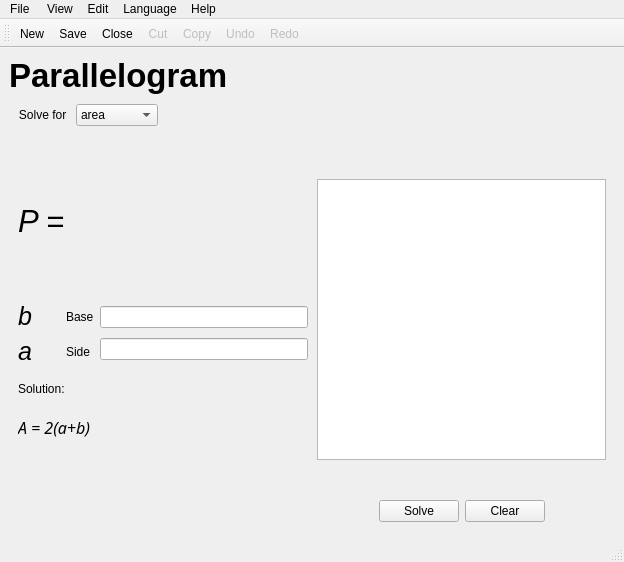
Before: the Qt Designer form parallelogram_calculator.ui in georgie5/Alex-me, drawn with Qt 5.
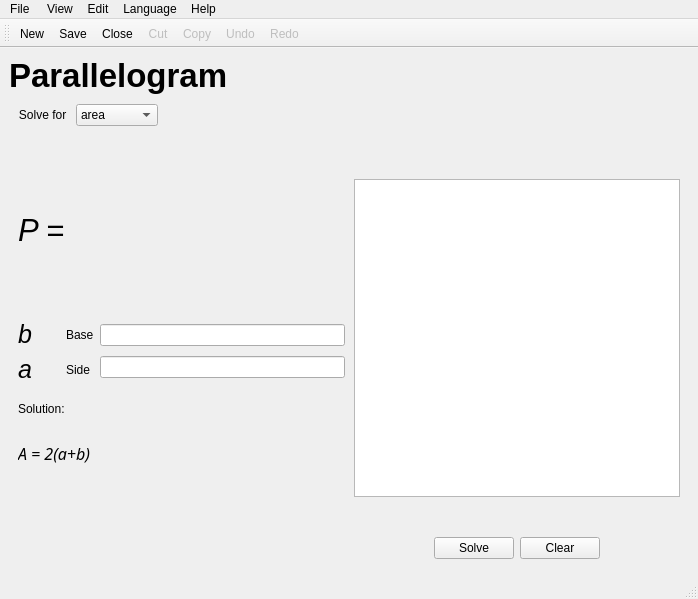
After: the same form once the commit is applied. The open tabs and pages were chosen to show the change. Icons and pictures are not drawn.

Diff of the .ui file:
```diff
--- a/parallelogram_calculator.ui
+++ b/parallelogram_calculator.ui
@@ -6,8 +6,8 @@
    <rect>
     <x>0</x>
     <y>0</y>
-    <width>624</width>
-    <height>562</height>
+    <width>698</width>
+    <height>599</height>
    </rect>
   </property>
   <property name="windowTitle">
@@ -76,6 +76,9 @@
     </item>
     <item>
      <widget class="QStackedWidget" name="stackedWidget">
+      <property name="enabled">
+       <bool>true</bool>
+      </property>
       <property name="currentIndex">
        <number>0</number>
       </property>
@@ -889,7 +892,7 @@
     <rect>
      <x>0</x>
      <y>0</y>
-     <width>624</width>
+     <width>698</width>
      <height>25</height>
     </rect>
    </property>
```
Left out of the diff: 2 changed lines with no effect on the pictures.
